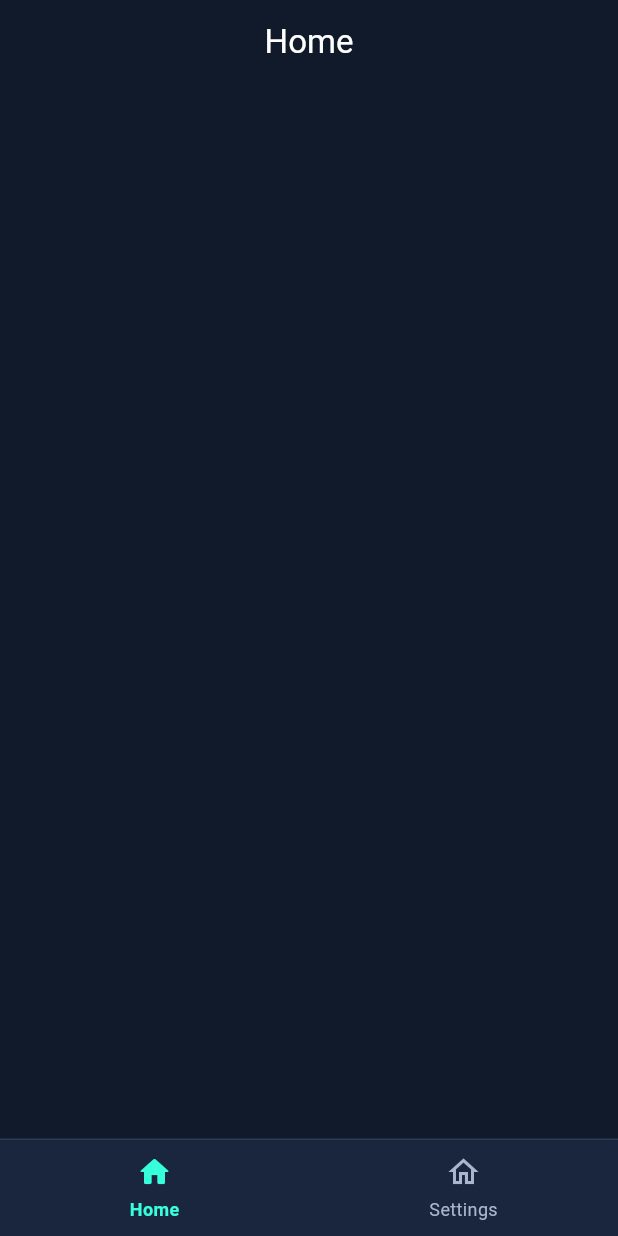
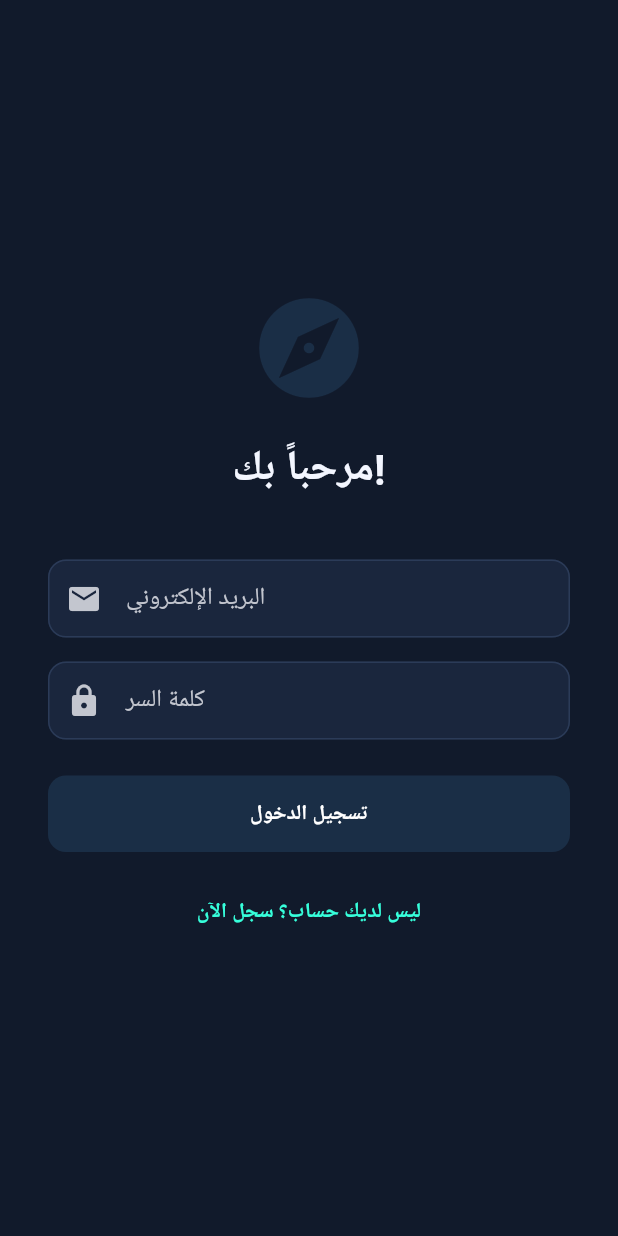
Before and after one commit to Mohammad-nour1/App_AQ, a Flutter app: the screen it shows after launch, on a phone screen of 412 x 824 dp. Run offline on Flutter 3.47's test engine with Material 3 defaults, Android fonts, the phone set to English and light mode, and no system bars; our stand-ins replace flutter_bloc, get_it, go_router, shared_preferences.

Commit message:
feat: complete login and register screens with auth flow

```diff
--- a/lib/core/router/route_paths.dart
+++ b/lib/core/router/route_paths.dart
@@ -3,4 +3,11 @@
 
   static const String splash = '/';
   static const String home = '/home';
+
+  static const String login = '/login';
+  static const String register = '/register';
+
+  static const String profile = '/profile';
+  static const String favorites = '/favorites';
+  static const String addPlace = '/add-place';
 }
--- /dev/null
+++ b/lib/core/services/auth_service.dart
@@ -0,0 +1,11 @@
+class AuthService {
+  static bool isLoggedIn = false;
+
+  static void login() {
+    isLoggedIn = true;
+  }
+
+  static void logout() {
+    isLoggedIn = false;
+  }
+}
--- /dev/null
+++ b/lib/presentation/auth/login_screen.dart
@@ -0,0 +1,133 @@
+import 'package:flutter/material.dart';
+import 'package:flutter_bloc/flutter_bloc.dart';
+import 'package:go_router/go_router.dart';
+import '../../core/constants/app_colors.dart';
+import '../../core/router/route_paths.dart';
+import '../../core/services/auth_service.dart';
+
+class LoginCubit extends Cubit<String?> {
+  LoginCubit() : super(null);
+
+  void login(String email, String password) {
+    if (email.isEmpty || password.isEmpty) {
+      emit('الرجاء تعبئة جميع الحقول');
+      return;
+    }
+    emit('جاري تسجيل الدخول...');
+
+    Future.delayed(const Duration(seconds: 2), () {
+      if (email == 'test@test.com' && password == '123456') {
+        emit('success');
+      } else {
+        emit('البريد أو كلمة السر غير صحيحة');
+      }
+    });
+  }
+
+  void resetState() {
+    emit(null);
+  }
+}
+
+class LoginScreen extends StatelessWidget {
+  const LoginScreen({super.key});
+
+  @override
+  Widget build(BuildContext context) {
+    return Scaffold(
+      backgroundColor: AppColors.background,
+      body: BlocProvider(create: (context) => LoginCubit(), child: const LoginView()),
+    );
+  }
+}
+
+class LoginView extends StatelessWidget {
+  const LoginView({super.key});
+
+  @override
+  Widget build(BuildContext context) {
+    final emailController = TextEditingController();
+    final passwordController = TextEditingController();
+
+    return BlocConsumer<LoginCubit, String?>(
+      listener: (context, state) {
+        if (state == 'success') {
+          AuthService.login();
+
+          context.go(RoutePaths.home);
+        } else if (state != null && state != 'جاري تسجيل الدخول...') {
+          ScaffoldMessenger.of(
+            context,
+          ).showSnackBar(SnackBar(content: Text(state), backgroundColor: Colors.red));
+        }
+      },
+      builder: (context, state) {
+        return Padding(
+          padding: const EdgeInsets.symmetric(horizontal: 32.0),
+          child: Column(
+            mainAxisAlignment: MainAxisAlignment.center,
+            crossAxisAlignment: CrossAxisAlignment.stretch,
+            children: [
+              const Icon(Icons.explore, size: 80, color: AppColors.primary),
+              const SizedBox(height: 20),
+              const Text(
+                'مرحباً بك!',
+                style: TextStyle(fontSize: 28, fontWeight: FontWeight.bold, color: AppColors.textPrimary),
+                textAlign: TextAlign.center,
+              ),
+              const SizedBox(height: 40),
+
+              TextField(
+                controller: emailController,
+                onChanged: (_) => context.read<LoginCubit>().resetState(),
+                decoration: InputDecoration(
+                  labelText: 'البريد الإلكتروني',
+                  prefixIcon: const Icon(Icons.email),
+                  border: OutlineInputBorder(borderRadius: BorderRadius.circular(12)),
+                ),
+              ),
+              const SizedBox(height: 16),
+
+              TextField(
+                controller: passwordController,
+                onChanged: (_) => context.read<LoginCubit>().resetState(),
+                obscureText: true,
+                decoration: InputDecoration(
+                  labelText: 'كلمة السر',
+                  prefixIcon: const Icon(Icons.lock),
+                  border: OutlineInputBorder(borderRadius: BorderRadius.circular(12)),
+                ),
+              ),
+              const SizedBox(height: 24),
+
+              if (state == 'جاري تسجيل الدخول...')
+                const Center(child: CircularProgressIndicator())
+              else
+                ElevatedButton(
+                  onPressed: () {
+                    context.read<LoginCubit>().login(
+                      emailController.text.trim(),
+                      passwordController.text.trim(),
+                    );
+                  },
+                  style: ElevatedButton.styleFrom(
+                    padding: const EdgeInsets.symmetric(vertical: 16),
+                    shape: RoundedRectangleBorder(borderRadius: BorderRadius.circular(12)),
+                  ),
+                  child: const Text('تسجيل الدخول'),
+                ),
+
+              const SizedBox(height: 16),
+              TextButton(
+                onPressed: () {
+                  context.go(RoutePaths.register);
+                },
+                child: const Text('ليس لديك حساب؟ سجل الآن'),
+              ),
+            ],
+          ),
+        );
+      },
+    );
+  }
+}
```
Also changed, not shown: lib/core/router/app_router.dart (+36 -0 lines), lib/core/router/route_names.dart (+5 -2 lines), lib/presentation/auth/register_screen.dart (added, +176 -0 lines), pubspec.lock.
